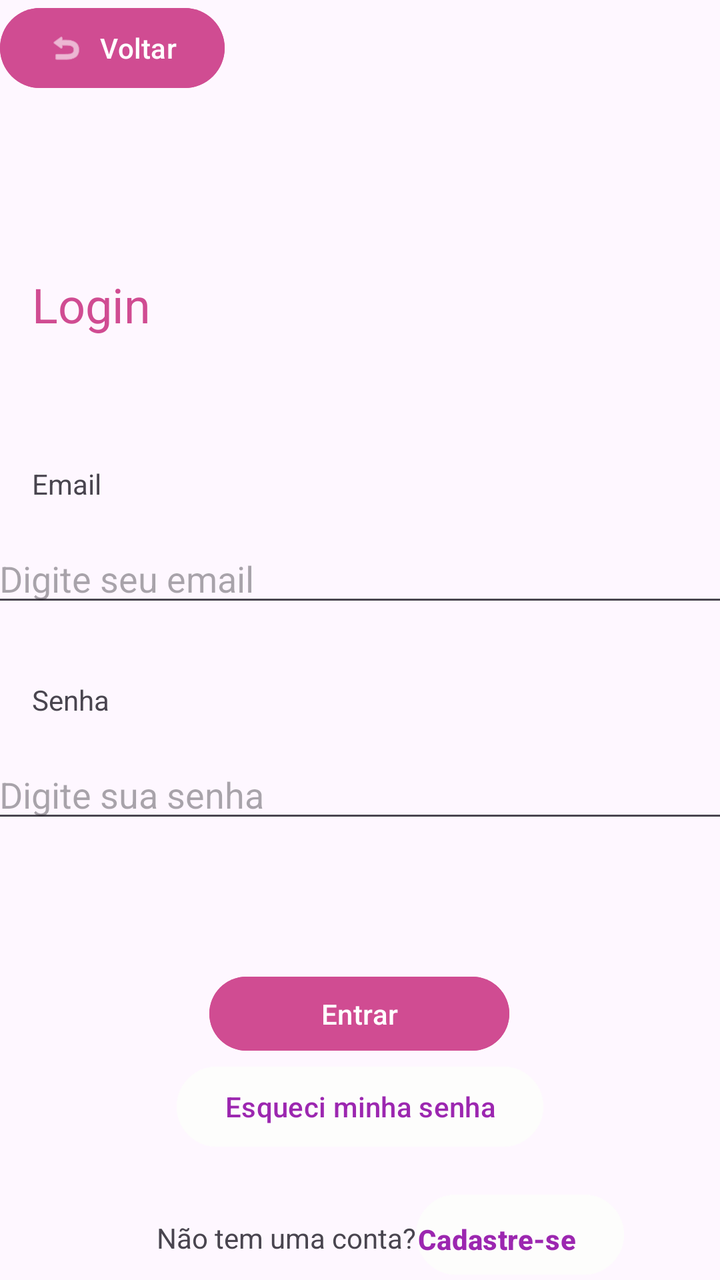
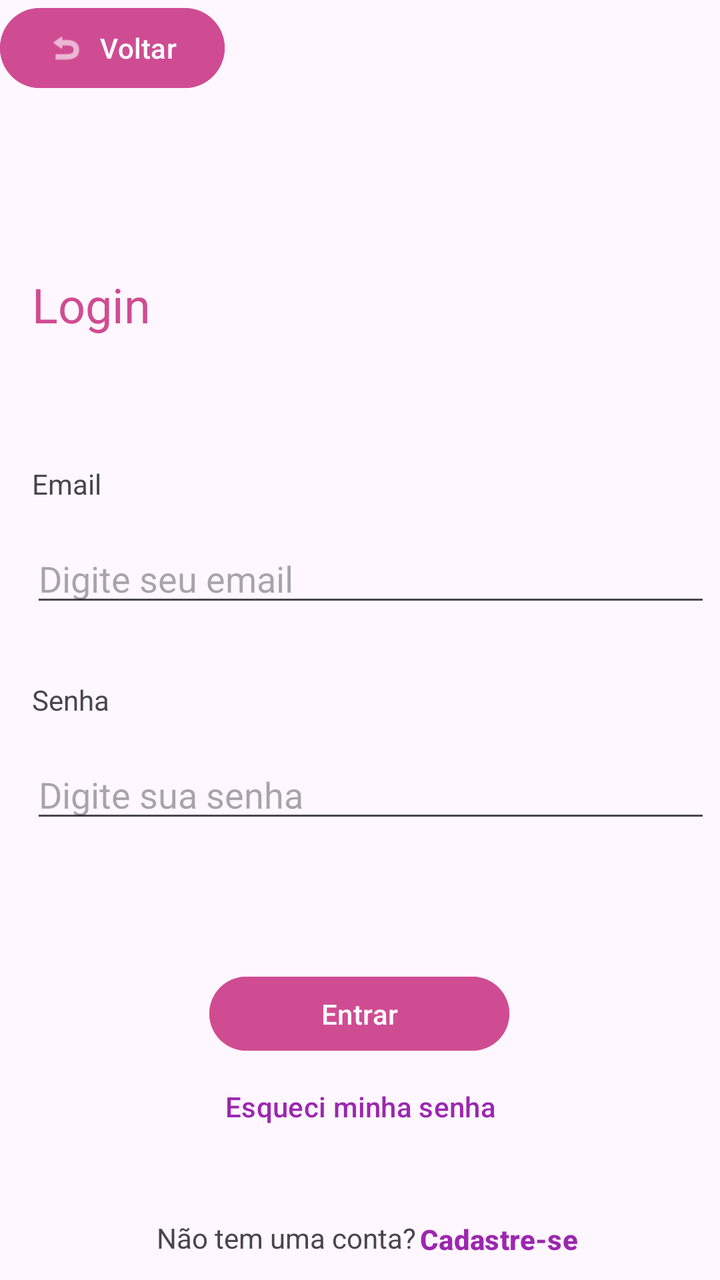

The first picture is an Android layout as it rendered before a commit; the second is the same layout after the commit. The layout source and the unified diff follow.
<!-- AndroidManifest.xml: application theme Theme.AngelaStore -->
<!-- res/layout/activity_login.xml -->
<?xml version="1.0" encoding="utf-8"?>
<androidx.constraintlayout.widget.ConstraintLayout xmlns:android="http://schemas.android.com/apk/res/android"
    xmlns:app="http://schemas.android.com/apk/res-auto"
    xmlns:tools="http://schemas.android.com/tools"
    android:id="@+id/main"
    android:layout_width="match_parent"
    android:layout_height="match_parent"
    tools:context=".Login">

        <Button
            android:id="@+id/btnVoltar"
            android:layout_width="wrap_content"
            android:layout_height="wrap_content"
            android:backgroundTint="#d04c92"
            android:text="Voltar"
            app:icon="@android:drawable/ic_menu_revert"
            app:layout_constraintStart_toStartOf="parent"
            app:layout_constraintTop_toTopOf="parent" />

        <TextView
            android:id="@+id/txtLogin"
            android:layout_width="wrap_content"
            android:layout_height="wrap_content"
            android:layout_marginStart="16dp"
            android:layout_marginTop="88dp"
            android:text="Login"
            android:textColor="#d04c92"
            android:textSize="24sp"
            app:layout_constraintStart_toStartOf="parent"
            app:layout_constraintTop_toBottomOf="@+id/btnVoltar" />

        <TextView
            android:id="@+id/txtEmail"
            android:layout_width="wrap_content"
            android:layout_height="wrap_content"
            android:layout_marginStart="16dp"
            android:layout_marginTop="64dp"
            android:text="Email"
            app:layout_constraintStart_toStartOf="parent"
            app:layout_constraintTop_toBottomOf="@+id/txtLogin" />

        <com.google.android.material.textfield.TextInputEditText
            android:id="@+id/etEmail"
            android:layout_width="372dp"
            android:layout_height="41dp"
            android:layout_marginTop="16dp"
            android:hint="Digite seu email"
            app:layout_constraintEnd_toEndOf="parent"
            app:layout_constraintHorizontal_bias="0.41"
            app:layout_constraintStart_toStartOf="parent"
            app:layout_constraintTop_toBottomOf="@+id/txtEmail" />

        <TextView
            android:id="@+id/txtSenha"
            android:layout_width="wrap_content"
            android:layout_height="wrap_content"
            android:layout_marginStart="16dp"
            android:layout_marginTop="172dp"
            android:text="Senha"
            app:layout_constraintStart_toStartOf="parent"
            app:layout_constraintTop_toBottomOf="@+id/txtLogin" />

        <com.google.android.material.textfield.TextInputEditText
            android:id="@+id/etSenha"
            android:layout_width="372dp"
            android:layout_height="41dp"
            android:layout_marginTop="16dp"
            android:hint="Digite sua senha"
            app:layout_constraintEnd_toEndOf="parent"
            app:layout_constraintHorizontal_bias="0.41"
            app:layout_constraintStart_toStartOf="parent"
            app:layout_constraintTop_toBottomOf="@+id/txtSenha" />

        <Button
            android:id="@+id/btnEntrar"
            android:layout_width="150dp"
            android:layout_height="45dp"
            android:layout_marginTop="68dp"
            android:backgroundTint="#d04c92"
            android:text="Entrar"
            app:layout_constraintEnd_toEndOf="parent"
            app:layout_constraintHorizontal_bias="0.498"
            app:layout_constraintStart_toStartOf="parent"
            app:layout_constraintTop_toBottomOf="@+id/etSenha" />

        <Button
            android:id="@+id/btnSenha"
            android:layout_width="wrap_content"
            android:layout_height="wrap_content"
            android:backgroundTint="#FDFDFC"
            android:text="Esqueci minha senha"
            android:textColor="#9C27B0"
            android:textColorLink="#FDFDFC"
            app:layout_constraintEnd_toEndOf="parent"
            app:layout_constraintStart_toStartOf="parent"
            app:layout_constraintTop_toBottomOf="@+id/btnEntrar" />

        <TextView
            android:id="@+id/txtCadastro"
            android:layout_width="wrap_content"
            android:layout_height="wrap_content"
            android:layout_marginTop="32dp"
            android:text="Não tem uma conta?"
            app:layout_constraintEnd_toEndOf="parent"
            app:layout_constraintHorizontal_bias="0.34"
            app:layout_constraintStart_toStartOf="parent"
            app:layout_constraintTop_toBottomOf="@+id/btnSenha" />

        <Button
            android:id="@+id/btnGoCadastro"
            android:layout_width="wrap_content"
            android:layout_height="wrap_content"
            android:layout_marginStart="-5dp"
            android:layout_marginTop="16dp"
            android:backgroundTint="#FDFDFC"
            android:paddingStart="1dp"
            android:paddingTop="10.2dp"
            android:text="Cadastre-se"
            android:textColor="#9C27B0"
            android:textStyle="bold"
            app:layout_constraintEnd_toEndOf="parent"
            app:layout_constraintHorizontal_bias="0.086"
            app:layout_constraintStart_toEndOf="@+id/txtCadastro"
            app:layout_constraintTop_toBottomOf="@+id/btnSenha" />

        <TextView
            android:id="@+id/loginErrorMessage"
            android:layout_width="0dp"
            android:layout_height="wrap_content"
            android:textColor="#C62828"
            app:layout_constraintTop_toBottomOf="@+id/etSenha"
            app:layout_constraintStart_toStartOf="parent"
            app:layout_constraintEnd_toEndOf="parent"/>


</androidx.constraintlayout.widget.ConstraintLayout>
<!-- resources referenced by this layout -->
<resources>
  <style name="Theme.AngelaStore" parent="Base.Theme.AngelaStore" />
  <style name="Base.Theme.AngelaStore" parent="Theme.Material3.DayNight.NoActionBar">
          
          
      </style>
</resources>

<!-- the commit's change to res/layout/activity_login.xml (unified diff, before → after) -->
@@ -41,14 +41,25 @@
 
         <com.google.android.material.textfield.TextInputEditText
             android:id="@+id/etEmail"
-            android:layout_width="372dp"
+            android:layout_width="340dp"
             android:layout_height="41dp"
             android:layout_marginTop="16dp"
             android:hint="Digite seu email"
             app:layout_constraintEnd_toEndOf="parent"
-            app:layout_constraintHorizontal_bias="0.41"
+            app:layout_constraintHorizontal_bias="0.774"
             app:layout_constraintStart_toStartOf="parent"
             app:layout_constraintTop_toBottomOf="@+id/txtEmail" />
+
+        <com.google.android.material.textfield.TextInputEditText
+            android:id="@+id/etSenha"
+            android:layout_width="340dp"
+            android:layout_height="41dp"
+            android:layout_marginTop="16dp"
+            android:hint="Digite sua senha"
+            app:layout_constraintEnd_toEndOf="parent"
+            app:layout_constraintHorizontal_bias="0.774"
+            app:layout_constraintStart_toStartOf="parent"
+            app:layout_constraintTop_toBottomOf="@+id/txtSenha" />
 
         <TextView
             android:id="@+id/txtSenha"
@@ -59,17 +70,6 @@
             android:text="Senha"
             app:layout_constraintStart_toStartOf="parent"
             app:layout_constraintTop_toBottomOf="@+id/txtLogin" />
-
-        <com.google.android.material.textfield.TextInputEditText
-            android:id="@+id/etSenha"
-            android:layout_width="372dp"
-            android:layout_height="41dp"
-            android:layout_marginTop="16dp"
-            android:hint="Digite sua senha"
-            app:layout_constraintEnd_toEndOf="parent"
-            app:layout_constraintHorizontal_bias="0.41"
-            app:layout_constraintStart_toStartOf="parent"
-            app:layout_constraintTop_toBottomOf="@+id/txtSenha" />
 
         <Button
             android:id="@+id/btnEntrar"
@@ -87,7 +87,9 @@
             android:id="@+id/btnSenha"
             android:layout_width="wrap_content"
             android:layout_height="wrap_content"
-            android:backgroundTint="#FDFDFC"
+            android:background="@android:color/transparent"
+            android:backgroundTint="@android:color/transparent"
+            style="?attr/borderlessButtonStyle"
             android:text="Esqueci minha senha"
             android:textColor="#9C27B0"
             android:textColorLink="#FDFDFC"
@@ -112,7 +114,9 @@
             android:layout_height="wrap_content"
             android:layout_marginStart="-5dp"
             android:layout_marginTop="16dp"
-            android:backgroundTint="#FDFDFC"
+            android:background="@android:color/transparent"
+            android:backgroundTint="@android:color/transparent"
+            style="?attr/borderlessButtonStyle"
             android:paddingStart="1dp"
             android:paddingTop="10.2dp"
             android:text="Cadastre-se"
